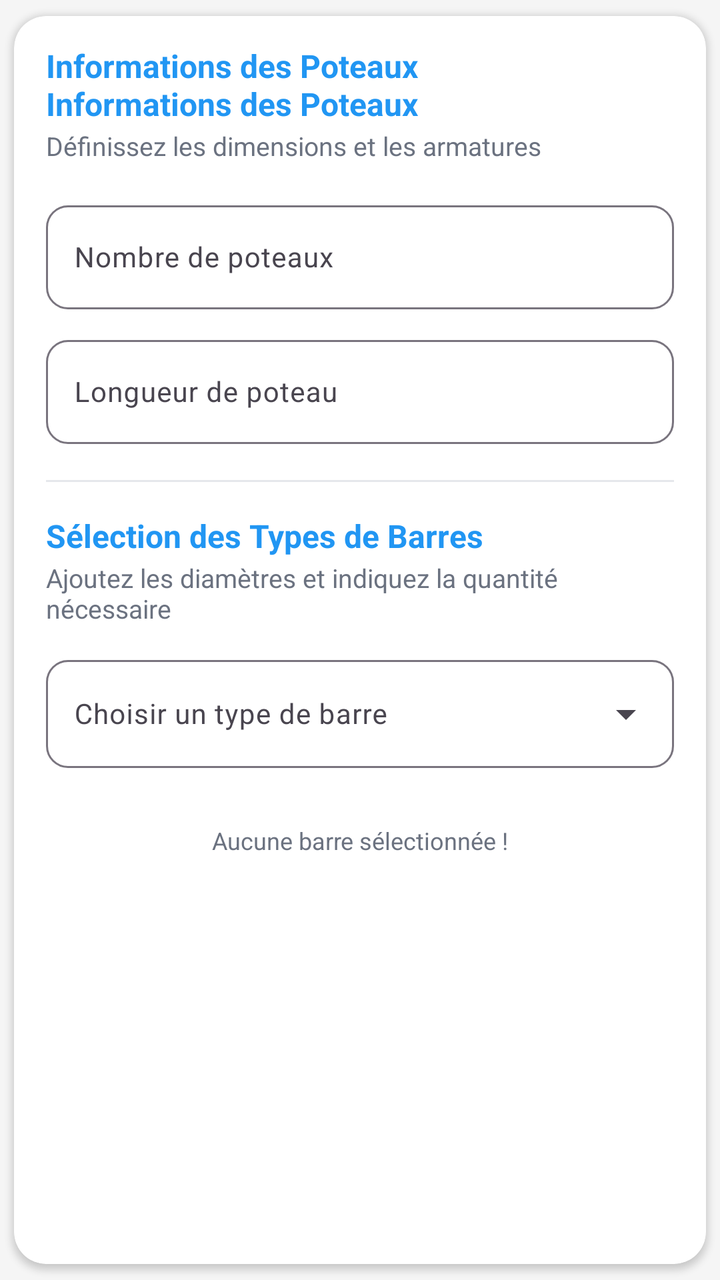
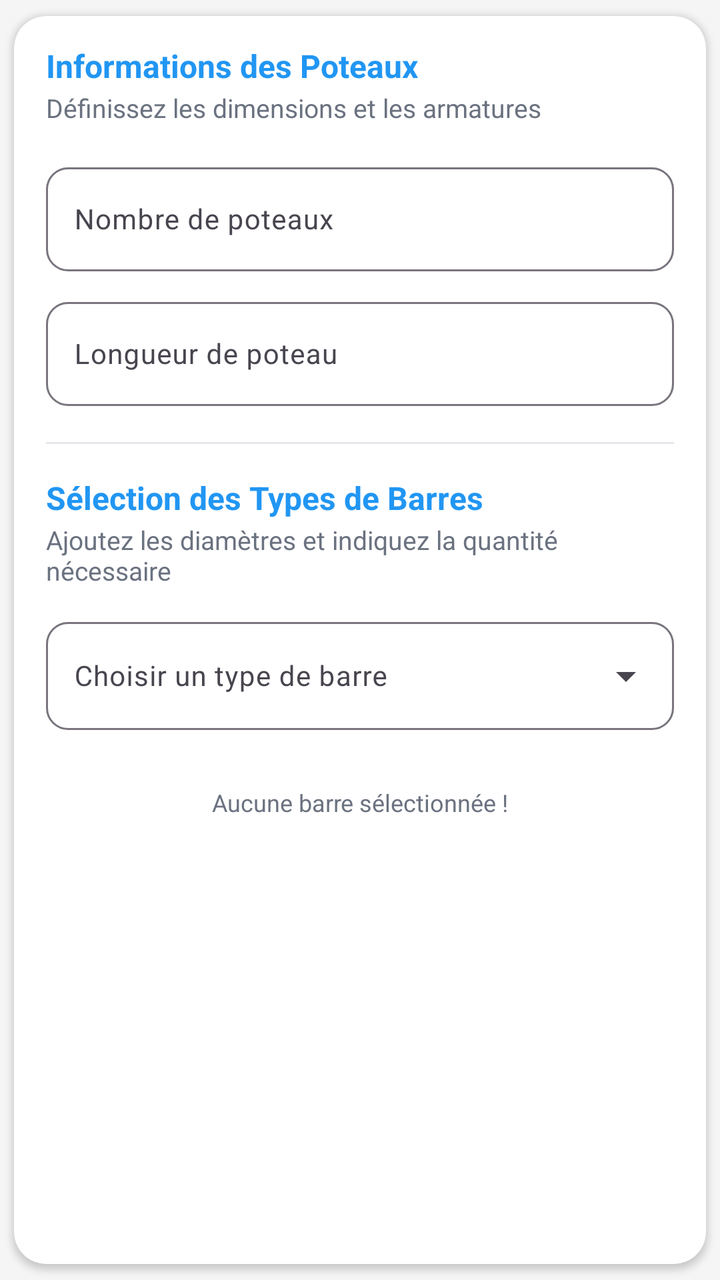

Before-and-after screenshots of an Android layout around one commit, followed by the original layout XML and the change that was made.
<!-- AndroidManifest.xml: application theme Theme.GKMBarFer -->
<!-- res/layout/item_groupe_poteau.xml -->
<?xml version="1.0" encoding="utf-8"?>
<androidx.cardview.widget.CardView
    xmlns:android="http://schemas.android.com/apk/res/android"
    xmlns:app="http://schemas.android.com/apk/res-auto"

    android:layout_width="match_parent"
    android:layout_height="wrap_content"
    android:layout_marginBottom="16dp"

    app:cardBackgroundColor="@color/surface"
    app:cardCornerRadius="16dp"
    app:cardElevation="2dp"
    app:cardUseCompatPadding="true">

    <LinearLayout
        android:layout_width="match_parent"
        android:layout_height="wrap_content"
        android:orientation="vertical"
        android:paddingStart="16dp"
        android:paddingTop="16dp"
        android:paddingEnd="16dp"
        android:paddingBottom="16dp">

        
        
        

        <LinearLayout
            android:layout_width="match_parent"
            android:layout_height="wrap_content"
            android:orientation="horizontal"
            android:gravity="center_vertical"
            android:layout_marginBottom="16dp">

            <LinearLayout
                android:layout_width="0dp"
                android:layout_height="wrap_content"
                android:layout_weight="1"
                android:orientation="vertical">

                <TextView
                    android:layout_width="match_parent"
                    android:layout_height="wrap_content"
                    android:includeFontPadding="false"
                    android:text="@string/infos_poteaux"
                    android:textColor="@color/primary"
                    android:textSize="16sp"
                    android:textStyle="bold"
                   />

                <TextView
                    android:layout_width="match_parent"
                    android:layout_height="wrap_content"
                    android:includeFontPadding="false"
                    android:id="@+id/tvTitreGroupe"
                    android:text="@string/infos_poteaux"
                    android:textColor="@color/primary"
                    android:textSize="16sp"
                    android:textStyle="bold"
                    />

                <TextView
                    android:layout_width="match_parent"
                    android:layout_height="wrap_content"
                    android:layout_marginTop="4dp"
                    android:includeFontPadding="false"
                    android:text="Définissez les dimensions et les armatures"
                    android:textColor="@color/secondary_text"
                    android:textSize="13sp"
                   />

            </LinearLayout>

            <ImageButton
                android:id="@+id/btnSupprimerGroupe"
                android:layout_width="40dp"
                android:layout_height="40dp"
                android:background="?attr/selectableItemBackgroundBorderless"
                android:contentDescription="@string/supprimer_poteau"
                android:padding="9dp"
                android:src="@drawable/ic_delete_outline"
                android:visibility="gone"

                app:tint="@color/error" />

        </LinearLayout>


        
        
        



        
        <com.google.android.material.textfield.TextInputLayout
            android:layout_width="match_parent"
            android:layout_height="wrap_content"
            android:layout_marginBottom="10dp"

            app:boxBackgroundMode="outline"
            app:boxCornerRadiusBottomEnd="11dp"
            app:boxCornerRadiusBottomStart="11dp"
            app:boxCornerRadiusTopEnd="11dp"
            app:boxCornerRadiusTopStart="11dp">

            <com.google.android.material.textfield.TextInputEditText
                android:id="@+id/etNombrePoteaux"
                android:layout_width="match_parent"
                android:layout_height="52dp"
                android:autofillHints="number"
                android:gravity="center_vertical"
                android:hint="@string/nombre_poteaux"
                android:inputType="number"
                android:paddingStart="14dp"
                android:paddingEnd="14dp"
                android:textSize="14sp" />

        </com.google.android.material.textfield.TextInputLayout>


        
        <com.google.android.material.textfield.TextInputLayout
            android:layout_width="match_parent"
            android:layout_height="wrap_content"
            android:layout_marginBottom="18dp"

            app:boxBackgroundMode="outline"
            app:boxCornerRadiusBottomEnd="11dp"
            app:boxCornerRadiusBottomStart="11dp"
            app:boxCornerRadiusTopEnd="11dp"
            app:boxCornerRadiusTopStart="11dp"
            app:suffixText="m">

            <com.google.android.material.textfield.TextInputEditText
                android:id="@+id/etLongueurPoteaux"
                android:layout_width="match_parent"
                android:layout_height="52dp"
                android:autofillHints="number"
                android:gravity="center_vertical"
                android:hint="@string/longueur_poteaux"
                android:inputType="numberDecimal"
                android:paddingStart="14dp"
                android:paddingEnd="14dp"
                android:textSize="14sp" />

        </com.google.android.material.textfield.TextInputLayout>


        
        
        

        <View
            android:layout_width="match_parent"
            android:layout_height="1dp"
            android:layout_marginBottom="18dp"
            android:background="@color/divider" />


        
        
        

        <LinearLayout
            android:layout_width="match_parent"
            android:layout_height="wrap_content"
            android:orientation="vertical"
            android:layout_marginBottom="12dp">

            <TextView
                android:layout_width="match_parent"
                android:layout_height="wrap_content"
                android:includeFontPadding="false"
                android:text="@string/selection_types_barres"
                android:textColor="@color/primary"
                android:textSize="16sp"
                android:textStyle="bold" />

            <TextView
                android:layout_width="match_parent"
                android:layout_height="wrap_content"
                android:layout_marginTop="4dp"
                android:includeFontPadding="false"
                android:text="Ajoutez les diamètres et indiquez la quantité nécessaire"
                android:textColor="@color/secondary_text"
                android:textSize="13sp"
               />

        </LinearLayout>


        
        
        

        <com.google.android.material.textfield.TextInputLayout
            android:layout_width="match_parent"
            android:layout_height="wrap_content"
            android:layout_marginBottom="14dp"

            style="@style/Widget.Material3.TextInputLayout.OutlinedBox.ExposedDropdownMenu"

            app:boxCornerRadiusBottomEnd="11dp"
            app:boxCornerRadiusBottomStart="11dp"
            app:boxCornerRadiusTopEnd="11dp"
            app:boxCornerRadiusTopStart="11dp"
            app:endIconMode="dropdown_menu">

            <AutoCompleteTextView
                android:id="@+id/autoCompleteBarreType"
                android:layout_width="match_parent"
                android:layout_height="54dp"
                android:gravity="center_vertical"
                android:hint="@string/choisir_type_barre"
                android:inputType="none"
                android:paddingStart="14dp"
                android:paddingEnd="14dp"
                android:textSize="14sp" />

        </com.google.android.material.textfield.TextInputLayout>


        
        
        

        <LinearLayout
            android:id="@+id/layoutBarresSelectionnees"
            android:layout_width="match_parent"
            android:layout_height="wrap_content"
            android:orientation="vertical"
            android:layout_marginBottom="4dp" />


        
        
        





        <TextView
            android:id="@+id/tvAucuneBarre"
            android:layout_width="match_parent"
            android:layout_height="38dp"
            android:gravity="center"
            android:includeFontPadding="false"
            android:text="@string/aucune_barre_selectionnee"
            android:textColor="@color/secondary_text"
            android:textSize="12sp"
            />



    </LinearLayout>

</androidx.cardview.widget.CardView>
<!-- resources referenced by this layout -->
<resources>
  <color name="divider">#E5E7EB</color>
  <color name="error">#F44336</color>
  <color name="primary">#2196F3</color>
  <color name="secondary_text">#6B7280</color>
  <color name="surface">#FFFFFF</color>
  <!-- drawable ic_delete_outline (drawable) -->
  <?xml version="1.0" encoding="utf-8"?>
  <vector xmlns:android="http://schemas.android.com/apk/res/android"
      android:width="24dp"
      android:height="24dp"
      android:viewportWidth="24"
      android:viewportHeight="24">
  
      <path
          android:fillColor="@android:color/transparent"
          android:pathData="M6,7 L18,7 M9,7 L9,5 C9,4.45 9.45,4 10,4 L14,4 C14.55,4 15,4.45 15,5 L15,7 M8,7 L8,19 C8,19.55 8.45,20 9,20 L15,20 C15.55,20 16,19.55 16,19 L16,7 M10,10 L10,17 M14,10 L14,17"
          android:strokeColor="#DC3545"
          android:strokeWidth="1.7"
          android:strokeLineCap="round"
          android:strokeLineJoin="round" />
  
  </vector>
  <string name="aucune_barre_selectionnee">Aucune barre sélectionnée !</string>
  <string name="choisir_type_barre">Choisir un type de barre</string>
  <string name="infos_poteaux">Informations des Poteaux</string>
  <string name="longueur_poteaux">Longueur de poteau</string>
  <string name="nombre_poteaux">Nombre de poteaux</string>
  <string name="selection_types_barres">Sélection des Types de Barres</string>
  <string name="supprimer_poteau">Supprimer ce poteau</string>
  <style name="Theme.GKMBarFer" parent="Base.Theme.GKMBarFer" />
  <style name="Base.Theme.GKMBarFer" parent="Theme.Material3.Light.NoActionBar">
          <item name="colorPrimary">@color/primary</item>
          <item name="colorPrimaryVariant">@color/primary_dark</item>
          <item name="colorOnPrimary">@color/white</item>
          <item name="android:windowBackground">@color/background</item>
          <item name="android:forceDarkAllowed" tools:targetApi="29">false</item>
      </style>
  <color name="primary_dark">#1976D2</color>
  <color name="white">#FFFFFFFF</color>
  <color name="background">#F5F5F5</color>
</resources>

<!-- the commit's change to res/layout/item_groupe_poteau.xml (unified diff, before → after) -->
@@ -38,15 +38,7 @@
                 android:layout_weight="1"
                 android:orientation="vertical">
 
-                <TextView
-                    android:layout_width="match_parent"
-                    android:layout_height="wrap_content"
-                    android:includeFontPadding="false"
-                    android:text="@string/infos_poteaux"
-                    android:textColor="@color/primary"
-                    android:textSize="16sp"
-                    android:textStyle="bold"
-                   />
+
 
                 <TextView
                     android:layout_width="match_parent"
